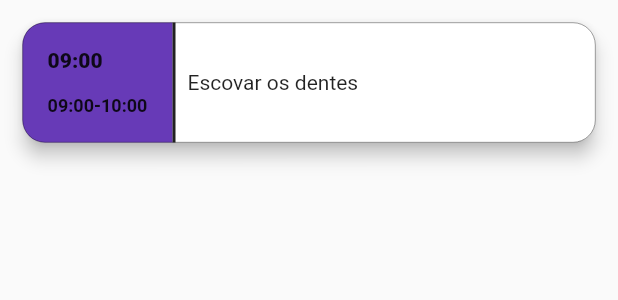
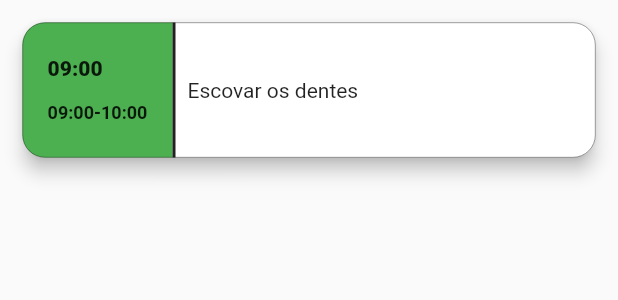
Before and after one commit to HiltonThallyson/my_agenda, a Flutter app: the TaskCard widget shown alone on an empty page, opened directly with sample values from the repository, on a phone screen of 412 x 824 dp. Shown: the top 300 px of the screen. Run offline on Flutter 3.47's test engine with Material 2 defaults, Android fonts, the phone set to English and light mode, and no system bars; our stand-ins replace flutter_mobx, flutter_modular, mobx; generated files the repository leaves out were written again; project files that could hold a hidden picture were left out.

Commit message:
Mudança do layout da página inicial

```diff
--- a/lib/features/home/home_page.dart
+++ b/lib/features/home/home_page.dart
@@ -3,7 +3,7 @@ import 'package:flutter/services.dart';
 import 'package:flutter_mobx/flutter_mobx.dart';
 import 'package:flutter_modular/flutter_modular.dart';
 import 'package:intl/intl.dart';
-import 'package:my_agenda/utils/appColors.dart';
+import 'package:my_agenda/utils/appcolors.dart';
 
 import '../tasks/state/tasks_state_data.dart';
 import '../tasks/widgets/task_card.dart';
@@ -117,7 +117,8 @@ class _HomePageState extends State<HomePage> {
                 ),
               ),
             ),
-            Expanded(
+            SizedBox(
+              height: MediaQuery.of(context).size.height * 0.61,
               child: Observer(
                 builder: (_) => ListView.builder(
                     itemCount: taskState.tasks
@@ -150,6 +151,7 @@ class _HomePageState extends State<HomePage> {
                 setState(() {});
               }),
           child: const Icon(Icons.add)),
+      floatingActionButtonLocation: FloatingActionButtonLocation.centerFloat,
     );
   }
 }
--- a/lib/features/home/widgets/date_selection_card.dart
+++ b/lib/features/home/widgets/date_selection_card.dart
@@ -1,6 +1,6 @@
 import 'package:flutter/material.dart';
 import 'package:intl/intl.dart';
-import 'package:my_agenda/utils/appColors.dart';
+import 'package:my_agenda/utils/appcolors.dart';
 
 class DateSelectionCard extends StatelessWidget {
   final DateTime date;
--- a/lib/features/tasks/widgets/task_card.dart
+++ b/lib/features/tasks/widgets/task_card.dart
@@ -1,5 +1,5 @@
 import 'package:flutter/material.dart';
-import 'package:my_agenda/utils/appColors.dart';
+import 'package:my_agenda/utils/appcolors.dart';
 
 import '../../../utils/appthemes.dart';
 import '../task.dart';
@@ -20,13 +20,13 @@ class TaskCard extends StatelessWidget {
         children: [
           Container(
             decoration: const BoxDecoration(
-              color: AppColors.primaryAppColor,
+              color: AppColors.tertiaryAppColor,
               borderRadius: BorderRadius.only(
                   topLeft: Radius.circular(15),
                   bottomLeft: Radius.circular(15)),
             ),
             width: 100,
-            height: 80,
+            height: 90,
             child: Row(
               mainAxisAlignment: MainAxisAlignment.center,
               children: [
@@ -51,8 +51,8 @@ class TaskCard extends StatelessWidget {
             ),
           ),
           Container(
-            decoration: const BoxDecoration(color: AppColors.primaryAppColor),
-            height: 80,
+            decoration: const BoxDecoration(color: AppColors.tertiaryAppColor),
+            height: 90,
             child: const VerticalDivider(
               width: 0,
               thickness: 2,
--- a/lib/utils/appColors.dart
+++ b/lib/utils/appColors.dart
@@ -3,4 +3,5 @@ import 'package:flutter/material.dart';
 class AppColors {
   static const primaryAppColor = Colors.deepPurple;
   static const secondaryAppColor = Color(0xFFEC3C22);
+  static const tertiaryAppColor = Colors.green;
 }
```
